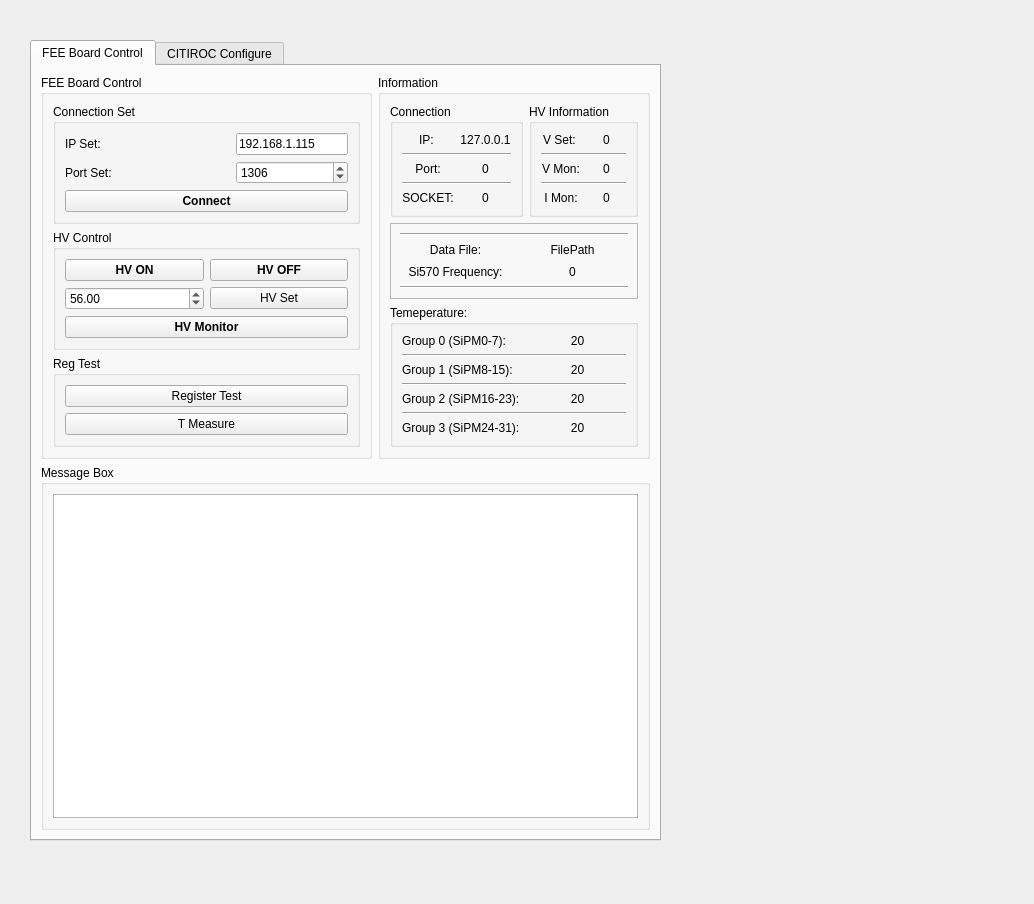
First picture: the form in src/FEEControlWidget.ui, repository HelloUSTC114/FEEBoardGUI, before the edit.
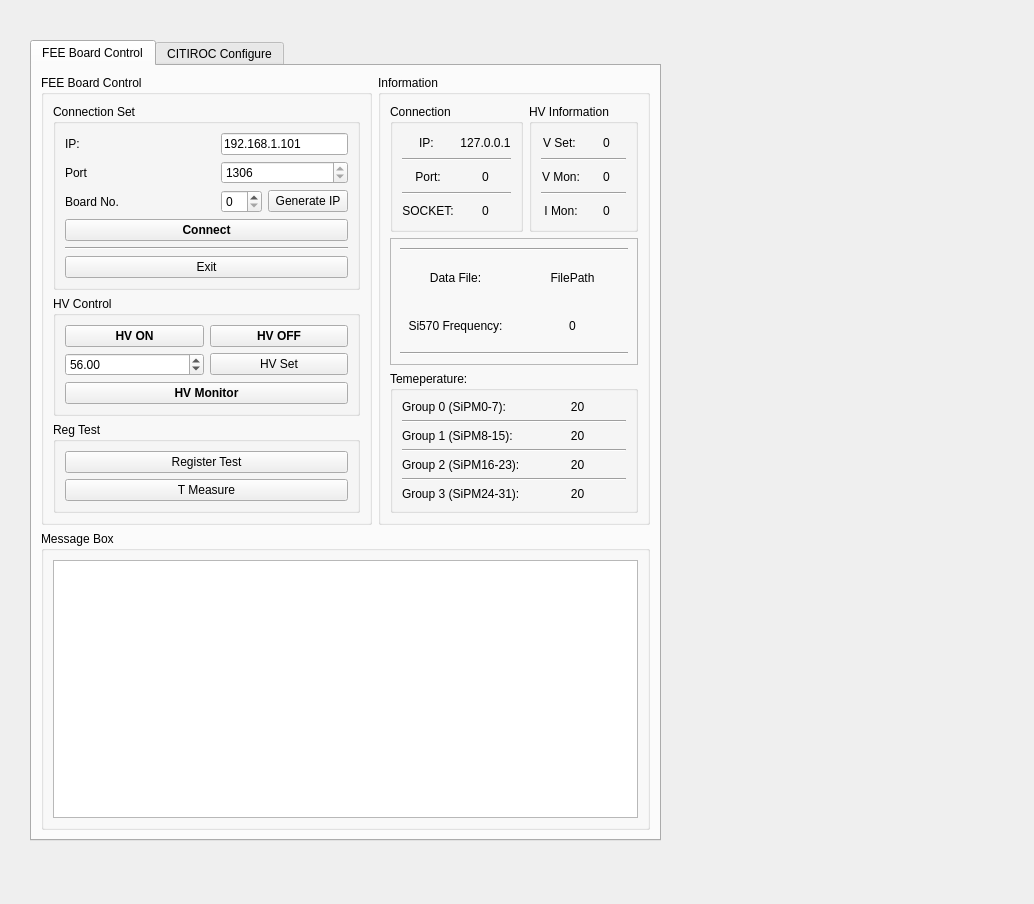
Second picture: the form after the edit.

What changed in the file:
```diff
--- a/src/FEEControlWidget.ui
+++ b/src/FEEControlWidget.ui
@@ -51,10 +51,43 @@
            <string>Connection Set</string>
           </property>
           <layout class="QGridLayout" name="gridLayout_6">
-           <item row="0" column="0">
-            <widget class="QLabel" name="label_6">
+           <item row="2" column="2">
+            <widget class="QSpinBox" name="boxBoardNo">
+             <property name="maximum">
+              <number>49</number>
+             </property>
+            </widget>
+           </item>
+           <item row="3" column="0" colspan="4">
+            <widget class="QPushButton" name="btnConnect">
+             <property name="font">
+              <font>
+               <bold>true</bold>
+              </font>
+             </property>
              <property name="text">
-              <string>IP Set:</string>
+              <string>Connect</string>
+             </property>
+            </widget>
+           </item>
+           <item row="2" column="0">
+            <widget class="QLabel" name="label">
+             <property name="text">
+              <string>Board No.</string>
+             </property>
+            </widget>
+           </item>
+           <item row="2" column="3">
+            <widget class="QPushButton" name="btnGenerateIP">
+             <property name="text">
+              <string>Generate IP</string>
+             </property>
+            </widget>
+           </item>
+           <item row="5" column="0" colspan="4">
+            <widget class="QPushButton" name="btnExit">
+             <property name="text">
+              <string>Exit</string>
              </property>
             </widget>
            </item>
@@ -71,35 +104,11 @@
              </property>
             </spacer>
            </item>
-           <item row="0" column="2">
-            <widget class="QLineEdit" name="lineIP">
-             <property name="text">
-              <string>192.168.1.115</string>
-             </property>
-            </widget>
-           </item>
-           <item row="1" column="0">
-            <widget class="QLabel" name="label_8">
-             <property name="text">
-              <string>Port Set:</string>
-             </property>
-            </widget>
-           </item>
-           <item row="1" column="1">
-            <spacer name="horizontalSpacer_3">
-             <property name="orientation">
-              <enum>Qt::Horizontal</enum>
-             </property>
-             <property name="sizeHint" stdset="0">
-              <size>
-               <width>72</width>
-               <height>18</height>
-              </size>
-             </property>
-            </spacer>
-           </item>
-           <item row="1" column="2">
+           <item row="1" column="2" colspan="2">
             <widget class="QSpinBox" name="boxPort">
+             <property name="readOnly">
+              <bool>true</bool>
+             </property>
              <property name="maximum">
               <number>9999</number>
              </property>
@@ -108,15 +117,60 @@
              </property>
             </widget>
            </item>
-           <item row="2" column="0" colspan="3">
-            <widget class="QPushButton" name="btnConnect">
-             <property name="font">
-              <font>
-               <bold>true</bold>
-              </font>
+           <item row="1" column="1">
+            <spacer name="horizontalSpacer_3">
+             <property name="orientation">
+              <enum>Qt::Horizontal</enum>
              </property>
+             <property name="sizeHint" stdset="0">
+              <size>
+               <width>72</width>
+               <height>18</height>
+              </size>
+             </property>
+            </spacer>
+           </item>
+           <item row="0" column="0">
+            <widget class="QLabel" name="label_6">
              <property name="text">
-              <string>Connect</string>
+              <string>IP:</string>
+             </property>
+            </widget>
+           </item>
+           <item row="2" column="1">
+            <spacer name="horizontalSpacer_4">
+             <property name="orientation">
+              <enum>Qt::Horizontal</enum>
+             </property>
+             <property name="sizeHint" stdset="0">
+              <size>
+               <width>40</width>
+               <height>20</height>
+              </size>
+             </property>
+            </spacer>
+           </item>
+           <item row="1" column="0">
+            <widget class="QLabel" name="label_8">
+             <property name="text">
+              <string>Port</string>
+             </property>
+            </widget>
+           </item>
+           <item row="0" column="2" colspan="2">
+            <widget class="QLineEdit" name="lineIP">
+             <property name="text">
+              <string>192.168.1.101</string>
+             </property>
+             <property name="readOnly">
+              <bool>true</bool>
+             </property>
+            </widget>
+           </item>
+           <item row="4" column="0" colspan="4">
+            <widget class="Line" name="line_5">
+             <property name="orientation">
+              <enum>Qt::Horizontal</enum>
              </property>
             </widget>
            </item>
@@ -675,7 +729,7 @@
          <item row="11" column="0" colspan="3">
           <widget class="QPushButton" name="btnSaveCITIROC">
            <property name="text">
-            <string>Scan &amp;&amp; Save </string>
+            <string>Scan From Monitor &amp;&amp; Save </string>
            </property>
           </widget>
          </item>
@@ -710,7 +764,7 @@
          <item row="10" column="0" colspan="3">
           <widget class="QPushButton" name="btnSendConfig">
            <property name="text">
-            <string>Scan &amp;&amp; Send</string>
+            <string>Scan From Monitor &amp;&amp; Send</string>
            </property>
           </widget>
          </item>
@@ -780,7 +834,7 @@
          <item row="9" column="0" colspan="3">
           <widget class="QPushButton" name="btnReadCITIROC">
            <property name="text">
-            <string>Read &amp;&amp; Send</string>
+            <string>Read From File &amp;&amp; Send</string>
            </property>
           </widget>
          </item>
```
